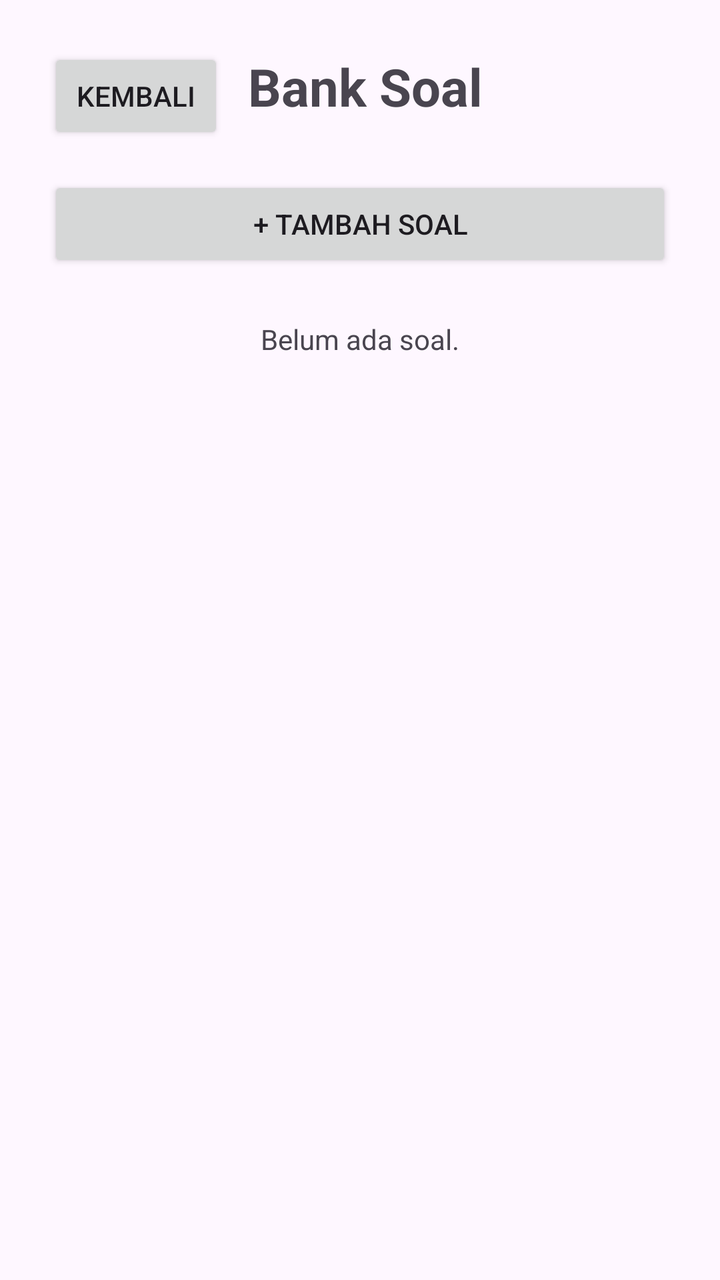
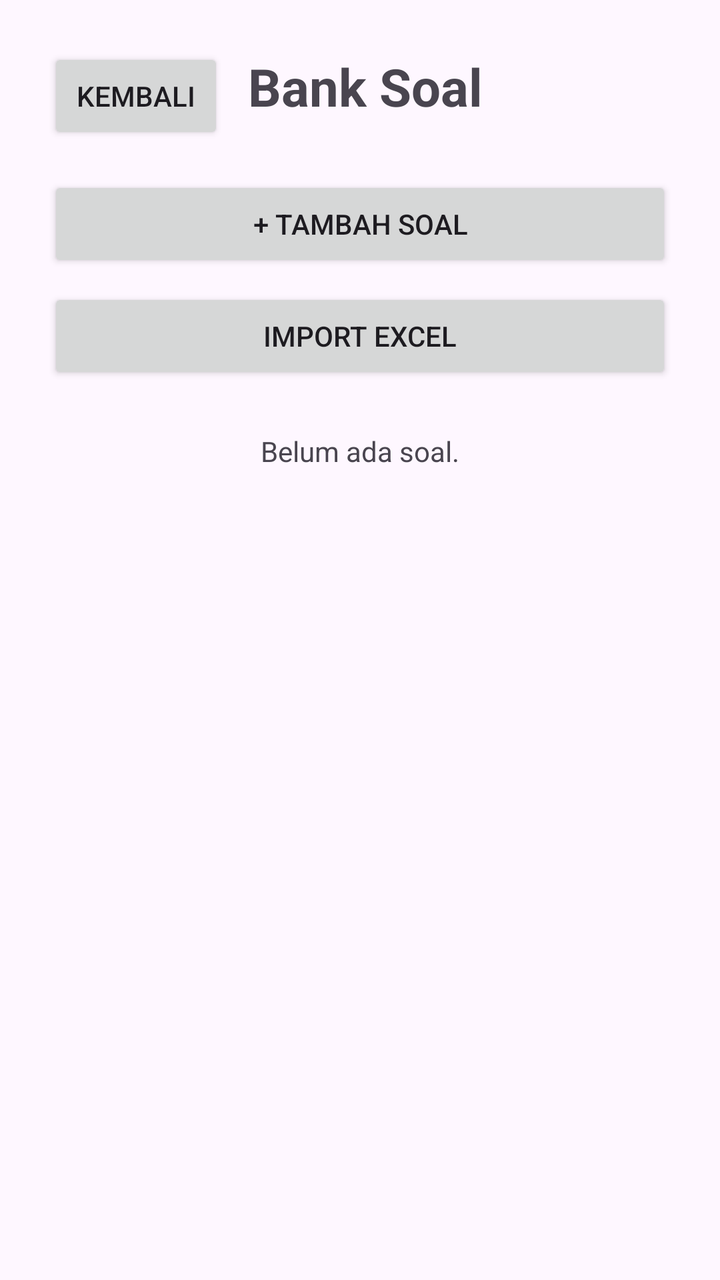

The first picture is an Android layout as it rendered before a commit; the second is the same layout after the commit. The layout source and the unified diff follow.
<!-- AndroidManifest.xml: application theme Theme.UJIANKU -->
<!-- res/layout/activity_bank_soal.xml -->
<?xml version="1.0" encoding="utf-8"?>
<LinearLayout xmlns:android="http://schemas.android.com/apk/res/android"
    android:layout_width="match_parent" android:layout_height="match_parent"
    android:orientation="vertical" android:padding="24dp">
    <LinearLayout android:layout_width="match_parent" android:layout_height="wrap_content" android:orientation="horizontal">
        <Button android:id="@+id/backButton" android:layout_width="wrap_content" android:layout_height="wrap_content" android:text="KEMBALI"/>
        <TextView android:layout_width="0dp" android:layout_height="wrap_content" android:layout_weight="1" android:text="Bank Soal" android:textSize="26sp" android:textStyle="bold" android:gravity="center_vertical" android:paddingStart="12dp"/>
    </LinearLayout>
    <Button android:id="@+id/addQuestionButton" android:layout_width="match_parent" android:layout_height="wrap_content" android:text="+ TAMBAH SOAL" android:layout_marginTop="16dp"/>
    <ProgressBar android:id="@+id/questionProgress" android:layout_width="wrap_content" android:layout_height="wrap_content" android:layout_gravity="center_horizontal" android:visibility="gone" android:layout_marginTop="12dp"/>
    <TextView android:id="@+id/emptyQuestions" android:layout_width="match_parent" android:layout_height="wrap_content" android:text="Belum ada soal." android:gravity="center" android:padding="24dp"/>
    <ScrollView android:layout_width="match_parent" android:layout_height="0dp" android:layout_weight="1">
        <LinearLayout android:id="@+id/questionList" android:layout_width="match_parent" android:layout_height="wrap_content" android:orientation="vertical"/>
    </ScrollView>
</LinearLayout>
<!-- resources referenced by this layout -->
<resources>
  <style name="Theme.UJIANKU" parent="Theme.Material3.DayNight.NoActionBar">
          <item name="colorPrimary">@color/primary</item>
          <item name="colorOnPrimary">@color/on_primary</item>
          <item name="android:statusBarColor">@android:color/transparent</item>
          <item name="android:navigationBarColor">@android:color/black</item>
      </style>
  <color name="primary">#6750A4</color>
  <color name="on_primary">#FFFFFF</color>
</resources>

<!-- the commit's change to res/layout/activity_bank_soal.xml (unified diff, before → after) -->
@@ -7,6 +7,7 @@
         <TextView android:layout_width="0dp" android:layout_height="wrap_content" android:layout_weight="1" android:text="Bank Soal" android:textSize="26sp" android:textStyle="bold" android:gravity="center_vertical" android:paddingStart="12dp"/>
     </LinearLayout>
     <Button android:id="@+id/addQuestionButton" android:layout_width="match_parent" android:layout_height="wrap_content" android:text="+ TAMBAH SOAL" android:layout_marginTop="16dp"/>
+    <Button android:id="@+id/importExcelButton" android:layout_width="match_parent" android:layout_height="wrap_content" android:text="IMPORT EXCEL" android:layout_marginTop="8dp"/>
     <ProgressBar android:id="@+id/questionProgress" android:layout_width="wrap_content" android:layout_height="wrap_content" android:layout_gravity="center_horizontal" android:visibility="gone" android:layout_marginTop="12dp"/>
     <TextView android:id="@+id/emptyQuestions" android:layout_width="match_parent" android:layout_height="wrap_content" android:text="Belum ada soal." android:gravity="center" android:padding="24dp"/>
     <ScrollView android:layout_width="match_parent" android:layout_height="0dp" android:layout_weight="1">
